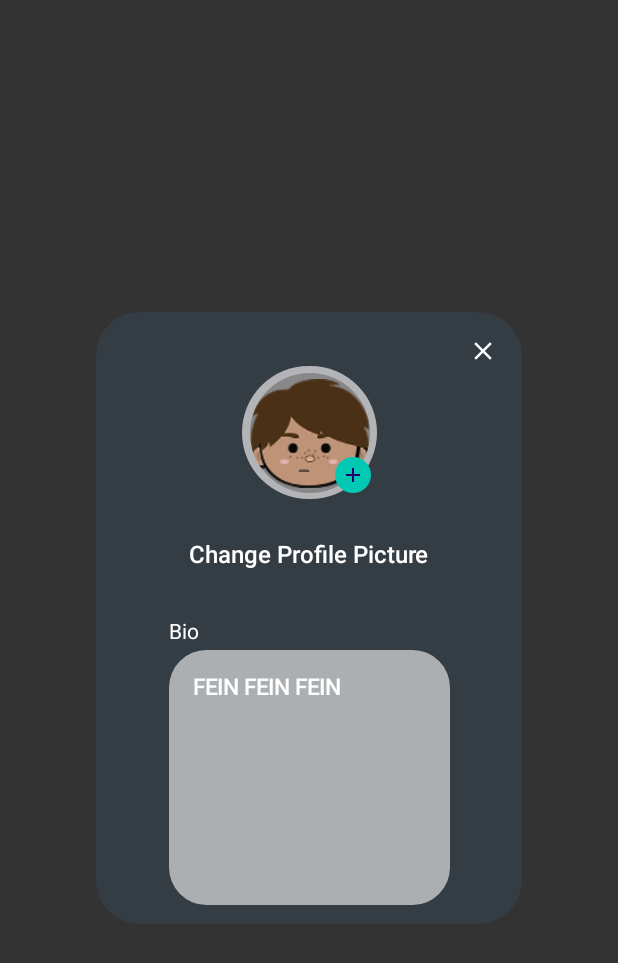
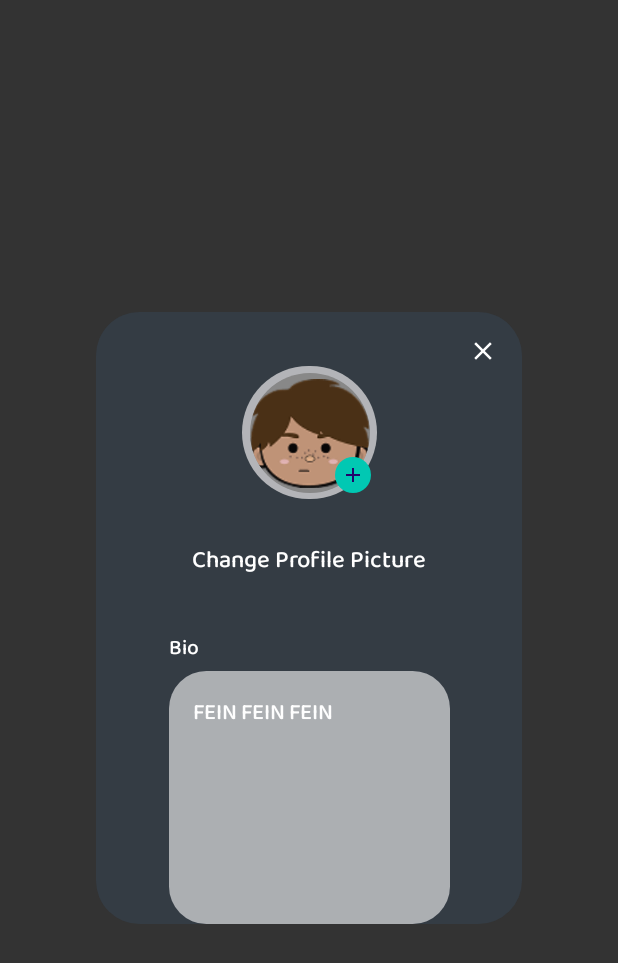
Before and after one commit to rookie238/YUSHARE, an Android app built with Jetpack Compose: the @Preview function EditProfileFigmaTest, on a phone screen of 412 x 824 dp. Shown: the top 963 px of the screen. Run offline under Robolectric (Android 15) with nearby library versions, the phone set to English and light mode, and no system bars; Roboto replaces fonts that are not available here.

Commit message:
edit profile dialog balooFontunu ekledim

```diff
--- a/app/src/main/java/com/example/yushare/ui/screens/EditProfileDialog.kt
+++ b/app/src/main/java/com/example/yushare/ui/screens/EditProfileDialog.kt
@@ -14,7 +14,6 @@ import androidx.compose.ui.Alignment
 import androidx.compose.ui.Modifier
 import androidx.compose.ui.draw.clip
 import androidx.compose.ui.graphics.Color
-import androidx.compose.ui.graphics.SolidColor
 import androidx.compose.ui.layout.ContentScale
 import androidx.compose.ui.res.painterResource
 import androidx.compose.ui.text.TextStyle
@@ -27,6 +26,10 @@ import androidx.compose.ui.window.Dialog
 import androidx.compose.ui.window.DialogProperties
 import com.example.yushare.R
 
+val balooFont = FontFamily(
+    androidx.compose.ui.text.font.Font(R.font.baloo2_medium, FontWeight.Medium)
+)
+
 @Composable
 fun EditProfileDialog(
     onDismiss: () -> Unit,
@@ -35,19 +38,17 @@ fun EditProfileDialog(
     var bioText by remember { mutableStateOf(currentBio) }
 
     // --- 1. DIŞ KUTU (DIALOG) AYARLARI ---
-    val dialogColor = Color(0xFF35414C).copy(alpha = 0.72f) // %72 Opaklık
+    val dialogColor = Color(0xFF35414C).copy(alpha = 0.72f)
     val dialogWidth = 284.dp
     val dialogHeight = 408.dp
     val dialogRadius = 29.dp
 
     // --- 2. İÇ KUTU (BIO) AYARLARI ---
-    val bioBoxColor = Color(0xFFECEBED).copy(alpha = 0.66f) // %66 Opaklık
+    val bioBoxColor = Color(0xFFECEBED).copy(alpha = 0.66f)
     val bioBoxWidth = 187.dp
     val bioBoxHeight = 170.dp
     val bioBoxRadius = 25.dp
 
-    // --- 3. DİĞER RENKLER ---
-    val plusIconColor = Color(0xFF311B92) // Koyu Mor (Tahmini, sonra sabitleriz)
 
     Dialog(
         onDismissRequest = { onDismiss() },
@@ -137,7 +138,7 @@ fun EditProfileDialog(
                     Text(
                         text = "Change Profile Picture",
                         style = TextStyle(
-                            fontFamily = FontFamily.SansSerif, // Baloo 2 font dosyan varsa buraya ekle
+                            fontFamily =balooFont,
                             fontWeight = FontWeight.Medium,
                             fontSize = 16.sp,
                             color = Color.White
@@ -155,7 +156,7 @@ fun EditProfileDialog(
                 // Bio Başlığı
                 Text(
                     text = "Bio",
-                    style = TextStyle(color = Color.White, fontSize = 14.sp),
+                    style = TextStyle(fontFamily = balooFont, color = Color.White, fontSize = 14.sp),
                     modifier = Modifier
                         .width(bioBoxWidth) // Başlık kutuyla aynı hizada başlasın
                         .padding(bottom = 4.dp)
@@ -177,7 +178,7 @@ fun EditProfileDialog(
                             color = Color(0xFFFEFEFE), // Görsele göre beyaz duruyor
                             fontSize = 15.sp,
                             fontWeight = FontWeight.Medium, // Figma Kalınlığı
-                            fontFamily = FontFamily.SansSerif
+                            fontFamily = balooFont
                         ),
                         modifier = Modifier.fillMaxSize()
                     )
```
Also changed, not shown: app/src/main/res/font/baloo2_medium.ttf (added), app/src/main/res/font/lalezar_regular.ttf (deleted).
